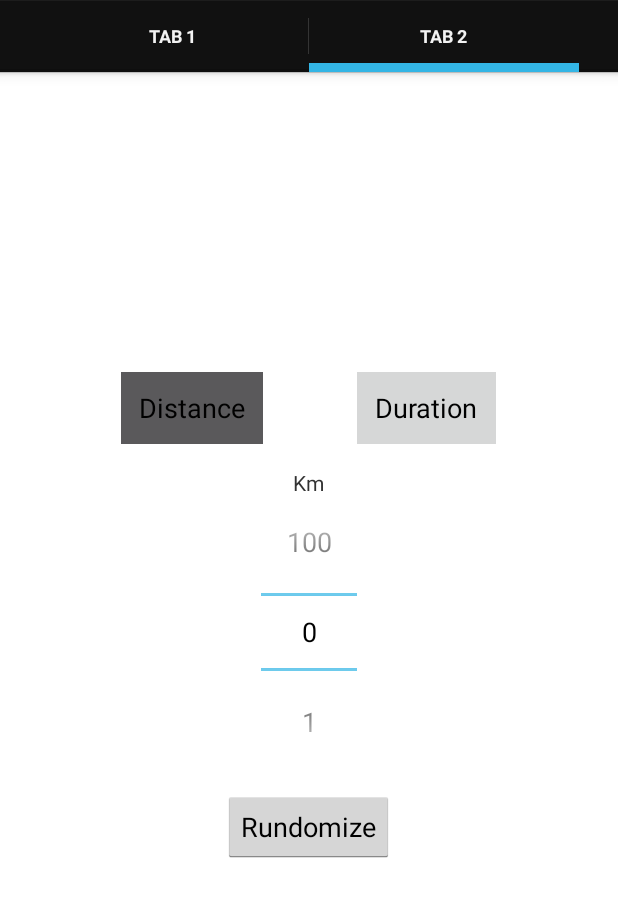
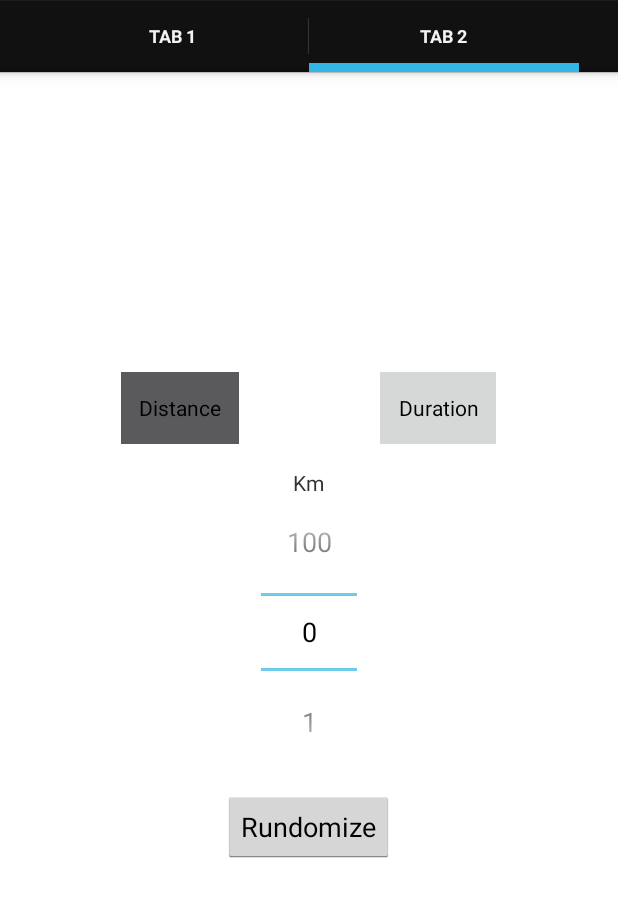
Before and after one commit to lintgren/sensorShip, an Android app: the StartFragment screen opened directly, with no data from a screen before it, on a phone screen of 412 x 824 dp, the part 72-989 px from its top. Run offline under Robolectric (Android 15) with nearby library versions, the phone set to English and light mode, and no system bars.

Commit message:
La till en aktivitet som startas när man valt duration/distance

```diff
--- a/app/src/main/java/se/sensorship/StartFragment.java
+++ b/app/src/main/java/se/sensorship/StartFragment.java
@@ -1,41 +1,47 @@
 package se.sensorship;
 
+import android.content.Intent;
 import android.os.Bundle;
 import android.support.v4.app.Fragment;
+import android.util.Log;
 import android.view.LayoutInflater;
 import android.view.View;
 import android.view.ViewGroup;
 import android.widget.Button;
 import android.widget.NumberPicker;
 import android.widget.RelativeLayout;
+import android.widget.ToggleButton;
 
 
 public class StartFragment extends Fragment implements View.OnClickListener {
-    private Button distanceButton;
-    private Button durationButton;
-    private RelativeLayout durationPickerLayout;
-    private RelativeLayout distancePickerLayout;
+    private Button rundomizerButton;
+    private ToggleButton distanceButton, durationButton;
+    private RelativeLayout durationPickerLayout, distancePickerLayout;
+    private NumberPicker minutesPicker, hoursPicker, distancePicker;
 
     public View onCreateView(LayoutInflater inflater, ViewGroup container,
                              Bundle savedInstanceState) {
         // Inflate the layout for this fragment
         View v = inflater.inflate(R.layout.fragment_start, container, false);
-        NumberPicker distancePicker = (NumberPicker) v.findViewById(R.id.distance_picker);
+        distancePicker = (NumberPicker) v.findViewById(R.id.distance_picker);
         distancePicker.setMaxValue(100);
         distancePicker.setMinValue(0);
 
-        NumberPicker minutesPicker = (NumberPicker) v.findViewById(R.id.minutes_picker);
+        minutesPicker = (NumberPicker) v.findViewById(R.id.minutes_picker);
         minutesPicker.setMaxValue(59);
         minutesPicker.setMinValue(0);
 
-        NumberPicker hoursPicker = (NumberPicker) v.findViewById(R.id.hours_picker);
+        hoursPicker = (NumberPicker) v.findViewById(R.id.hours_picker);
         hoursPicker.setMaxValue(23);
         hoursPicker.setMinValue(0);
 
-        distanceButton = (Button) v.findViewById(R.id.distance_button);
-        durationButton = (Button) v.findViewById(R.id.duration_button);
+        distanceButton = (ToggleButton) v.findViewById(R.id.distance_button);
+        durationButton = (ToggleButton) v.findViewById(R.id.duration_button);
+        rundomizerButton = (Button) v.findViewById(R.id.rundomize_button);
+
         distanceButton.setBackgroundColor(getResources().getColor(R.color.button_material_dark));
         durationButton.setBackgroundColor(getResources().getColor(R.color.button_material_light));
+        rundomizerButton.setOnClickListener(this);
         distanceButton.setOnClickListener(this);
         durationButton.setOnClickListener(this);
 
@@ -48,7 +54,7 @@ public class StartFragment extends Fragment implements View.OnClickListener {
     private void distanceButtonClicked() {
         distanceButton.setBackgroundColor(getResources().getColor(R.color.button_material_dark));
         durationButton.setBackgroundColor(getResources().getColor(R.color.button_material_light));
-
+        durationButton.setChecked(false);
         durationPickerLayout.setVisibility(View.INVISIBLE);
         distancePickerLayout.setVisibility(View.VISIBLE);
     }
@@ -56,6 +62,7 @@ public class StartFragment extends Fragment implements View.OnClickListener {
     public void durationButtonClicked() {
         durationButton.setBackgroundColor(getResources().getColor(R.color.button_material_dark));
         distanceButton.setBackgroundColor(getResources().getColor(R.color.button_material_light));
+        distanceButton.setChecked(false);
 
         durationPickerLayout.setVisibility(View.VISIBLE);
         distancePickerLayout.setVisibility(View.INVISIBLE);
@@ -71,6 +78,27 @@ public class StartFragment extends Fragment implements View.OnClickListener {
             case (R.id.duration_button):
                 durationButtonClicked();
                 break;
+            case (R.id.rundomize_button):
+                Log.d("Häär", "hit");
+                Intent intent = new Intent(getActivity(), RunningActivity.class);
+                if (durationButton.isChecked()) {
+                    int duration = getTime();
+                    intent.putExtra("duration", duration);
+                }
+                if (distanceButton.isChecked()) {
+                    int distance = getDistance();
+                    intent.putExtra("distance", distance);
+                }
+                startActivity(intent);
+                break;
         }
     }
+
+    private int getTime() {
+        return minutesPicker.getValue() + hoursPicker.getValue() * 60;
+    }
+
+    private int getDistance() {
+        return distancePicker.getValue();
+    }
 }
--- a/app/src/main/res/layout/fragment_start.xml
+++ b/app/src/main/res/layout/fragment_start.xml
@@ -12,19 +12,21 @@
         android:layout_height="wrap_content"
         android:layout_centerHorizontal="true">
 
-        <Button
+        <ToggleButton
             android:id="@+id/distance_button"
             android:layout_width="wrap_content"
             android:layout_height="wrap_content"
             android:layout_alignParentLeft="true"
-            android:text="@string/distance_button" />
+            android:textOff="@string/distance_button"
+            android:textOn="@string/distance_button" />
 
-        <Button
+        <ToggleButton
             android:id="@+id/duration_button"
             android:layout_width="wrap_content"
             android:layout_height="wrap_content"
             android:layout_alignParentRight="true"
-            android:text="@string/duration_button" />
+            android:textOn="@string/duration_button"
+            android:textOff="@string/duration_button" />
     </RelativeLayout>
 
     <RelativeLayout
@@ -112,6 +114,7 @@
 
 
     <Button
+        android:id="@+id/rundomize_button"
         android:layout_width="wrap_content"
         android:layout_height="wrap_content"
         android:layout_below="@id/duration_picker_layout"
--- a/app/src/main/res/values/strings.xml
+++ b/app/src/main/res/values/strings.xml
@@ -16,6 +16,7 @@
     <string name="hours">Hours</string>
     <string name="title_activity_new_adventure" />
     <string name="rundomize">Rundomize</string>
+    <string name="title_activity_running">RunningActivity</string>
 
 
 </resources>
```
Also changed, not shown: app/src/main/AndroidManifest.xml (+5 -4 lines), app/src/main/java/se/sensorship/RunningActivity.java (added, +45 -0 lines), app/src/main/res/layout/activity_running.xml (added, +11 -0 lines), app/src/main/res/menu/menu_running.xml (added, +10 -0 lines).
